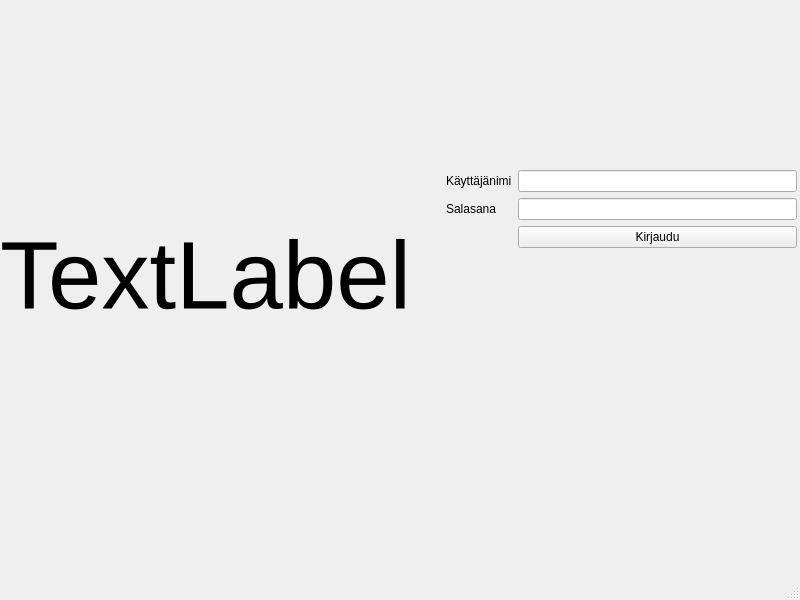
Old version of the form bank-automat/mainwindow.ui in the repository tvt24kmo-project/group_15.
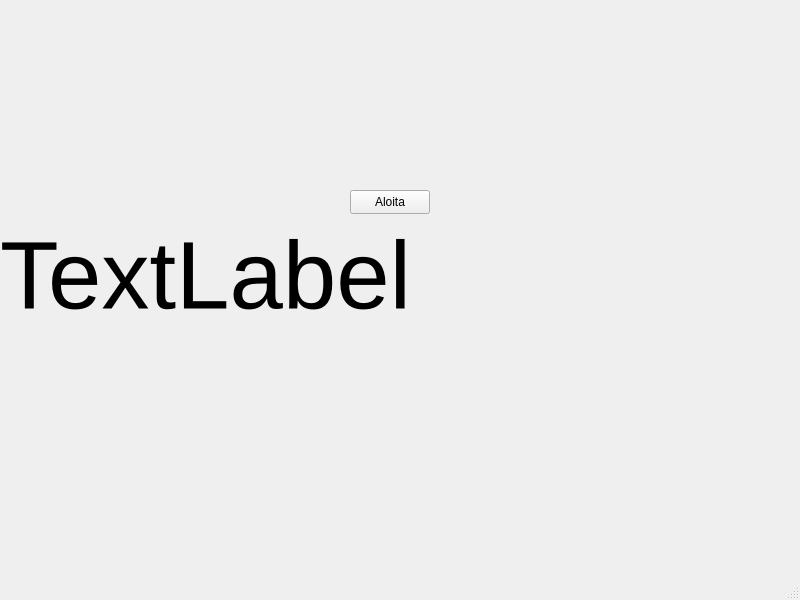
New version of the form.

Commit message: erillinen login ikkuna

The edit to the form file:
```diff
--- a/bank-automat/mainwindow.ui
+++ b/bank-automat/mainwindow.ui
@@ -32,51 +32,18 @@
      <string>TextLabel</string>
     </property>
    </widget>
-   <widget class="QWidget" name="layoutWidget">
+   <widget class="QPushButton" name="btnStart">
     <property name="geometry">
      <rect>
-      <x>446</x>
-      <y>170</y>
-      <width>351</width>
-      <height>161</height>
+      <x>350</x>
+      <y>190</y>
+      <width>80</width>
+      <height>24</height>
      </rect>
     </property>
-    <layout class="QFormLayout" name="loginFormLayout">
-     <item row="0" column="0">
-      <widget class="QLabel" name="labelUsername">
-       <property name="text">
-        <string>Käyttäjänimi</string>
-       </property>
-      </widget>
-     </item>
-     <item row="0" column="1">
-      <widget class="QLineEdit" name="textUsername"/>
-     </item>
-     <item row="1" column="0">
-      <widget class="QLabel" name="labelPassword">
-       <property name="text">
-        <string>Salasana</string>
-       </property>
-      </widget>
-     </item>
-     <item row="1" column="1">
-      <widget class="QLineEdit" name="textPassword"/>
-     </item>
-     <item row="2" column="1">
-      <widget class="QPushButton" name="btnLogin">
-       <property name="text">
-        <string>Kirjaudu</string>
-       </property>
-      </widget>
-     </item>
-     <item row="2" column="0">
-      <widget class="QLabel" name="labelInfo">
-       <property name="text">
-        <string/>
-       </property>
-      </widget>
-     </item>
-    </layout>
+    <property name="text">
+     <string>Aloita</string>
+    </property>
    </widget>
   </widget>
   <widget class="QMenuBar" name="menubar">
```
The commit also changes 6 other files.
